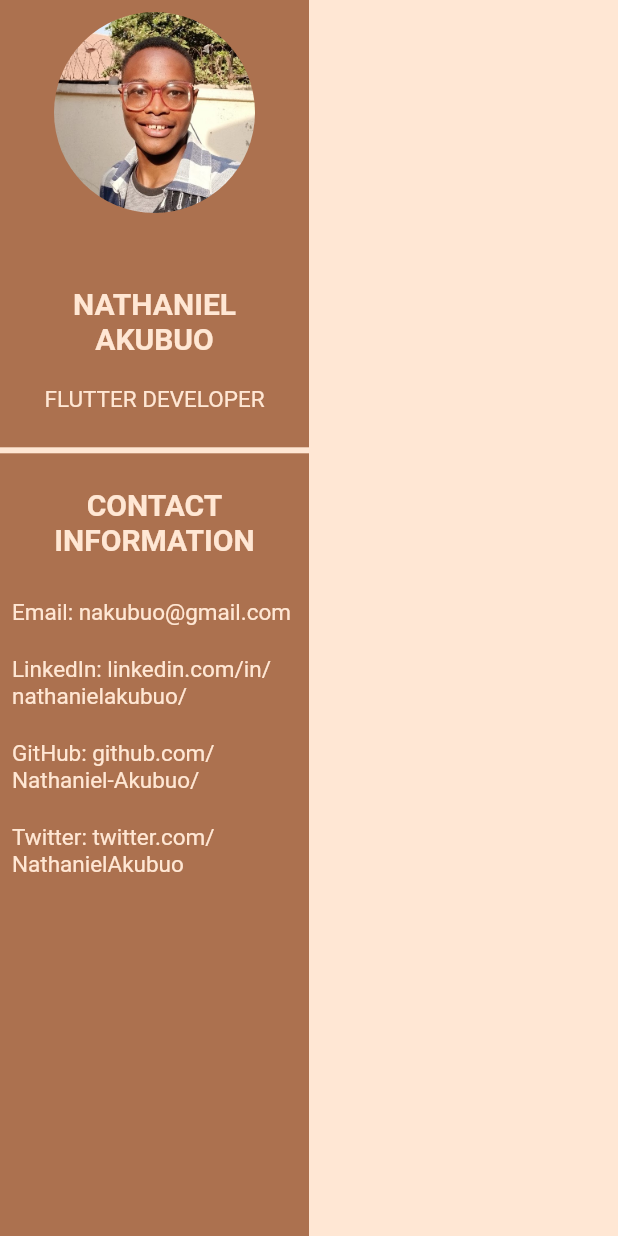
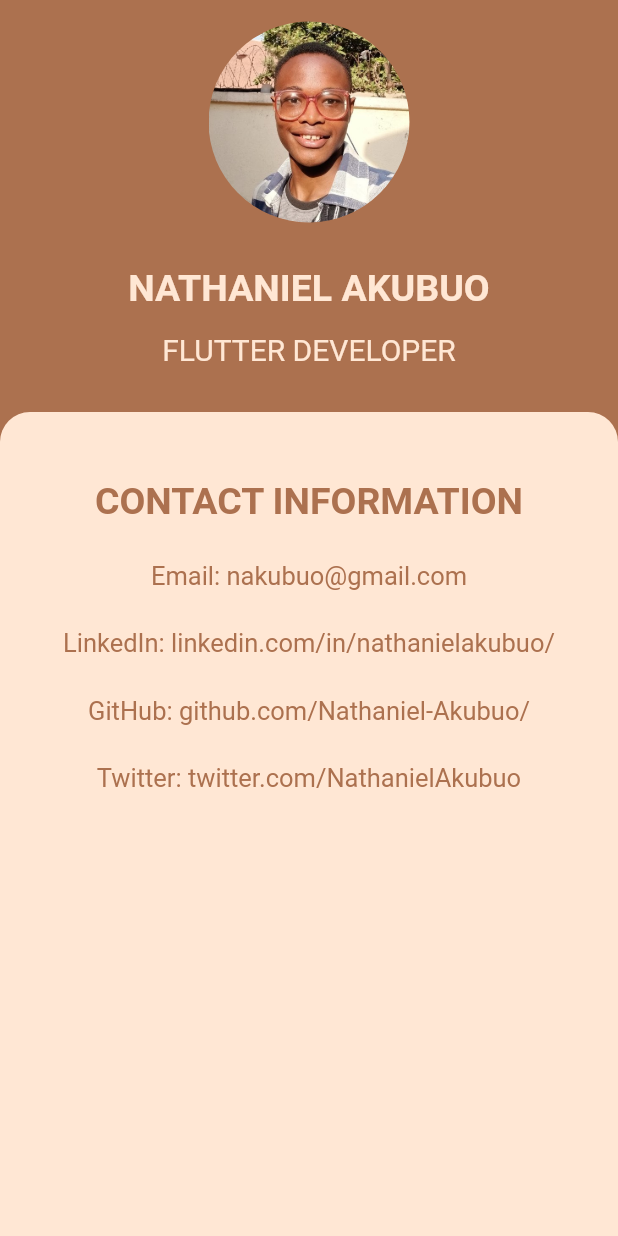
Before and after one commit to Nathaniel-Akubuo/portfolio_app, a Flutter app: the screen it shows after launch, on a phone screen of 412 x 824 dp. Run offline on Flutter 3.47's test engine with Material 2 defaults, Android fonts, the phone set to English and light mode, and no system bars.

Commit message:
UI changes

```diff
--- a/lib/main.dart
+++ b/lib/main.dart
@@ -15,132 +15,109 @@ class MyApp extends StatelessWidget {
 }
 
 class HomeScreen extends StatelessWidget {
-  final darkBrown = Color(0xffAC714F);
-  final lightBrown = Color(0xffFFE7D4);
+  final kDarkBrown = Color(0xffAC714F);
+  final kLightBrown = Color(0xffFFE7D4);
 
   @override
   Widget build(BuildContext context) {
-    final mediaQuery = MediaQuery.of(context).size;
+    final contactInfoTextStyle = TextStyle(color: kDarkBrown, fontSize: 17);
     return SafeArea(
       child: Scaffold(
-        body: Row(
+        backgroundColor: kDarkBrown,
+        body: Column(
           children: [
-            Container(
-              width: mediaQuery.width * 0.5,
-              color: darkBrown,
+            Expanded(
+              child: Container(
+                width: double.infinity,
+                color: kDarkBrown,
                 child: Column(
+                  mainAxisAlignment: MainAxisAlignment.end,
                   crossAxisAlignment: CrossAxisAlignment.center,
                   children: [
-                  SizedBox(
-                    height: 150,
+                    Expanded(
                       child: Container(
                         height: 150,
                         width: 150,
                         child: Padding(
                           padding: const EdgeInsets.all(8.0),
                           child: CircleAvatar(
-                          backgroundColor: darkBrown,
+                            backgroundColor: kDarkBrown,
                             backgroundImage: AssetImage('images/me.jpg'),
                           ),
                         ),
                       ),
                     ),
-                  SizedBox(height: mediaQuery.height * 0.05),
-                  Column(
-                    children: [
+                    SizedBox(height: 15),
                     Text(
-                        'NATHANIEL',
+                      'NATHANIEL AKUBUO',
                       style: TextStyle(
-                            fontSize: 20,
+                          fontSize: 25,
                           fontWeight: FontWeight.bold,
-                            color: lightBrown),
+                          color: kLightBrown),
                     ),
-                      Text(
-                        'AKUBUO',
-                        style: TextStyle(
-                            fontSize: 20,
-                            fontWeight: FontWeight.bold,
-                            color: lightBrown),
-                      ),
-                      SizedBox(
-                        height: 20,
-                      ),
+                    SizedBox(height: 15),
                     Text(
                       'FLUTTER DEVELOPER',
                       style: TextStyle(
-                          fontSize: 15,
-                          color: lightBrown,
+                        fontSize: 20,
+                        color: kLightBrown,
                       ),
                     ),
+                    SizedBox(height: 30)
                   ],
                 ),
-                  SizedBox(
-                    height: 50,
-                    child: Divider(
-                      thickness: 4,
-                      color: Color(0xffFFE7D4),
               ),
             ),
+            Expanded(
+              flex: 2,
+              child: Container(
+                decoration: BoxDecoration(
+                  color: kLightBrown,
+                  borderRadius: BorderRadius.only(
+                    topLeft: Radius.circular(20),
+                    topRight: Radius.circular(20),
+                  ),
+                ),
+                width: double.infinity,
+                child: Padding(
+                  padding: EdgeInsets.all(15),
+                  child: Column(
+                    crossAxisAlignment: CrossAxisAlignment.center,
+                    children: [
                       Column(
+                        crossAxisAlignment: CrossAxisAlignment.center,
+                        children: [
+                          SizedBox(height: 30),
+                          Row(
+                            mainAxisAlignment: MainAxisAlignment.center,
                             children: [
                               Text(
-                        'CONTACT',
+                                'CONTACT INFORMATION',
                                 style: TextStyle(
-                            fontSize: 20,
-                            color: lightBrown,
-                            fontWeight: FontWeight.bold),
-                      ),
-                      Text(
-                        'INFORMATION',
-                        style: TextStyle(
-                            fontSize: 20,
-                            color: lightBrown,
+                                    fontSize: 25,
+                                    color: kDarkBrown,
                                     fontWeight: FontWeight.bold),
                               ),
                             ],
                           ),
-                  Padding(
-                    padding: const EdgeInsets.all(8.0),
-                    child: Column(
-                      crossAxisAlignment: CrossAxisAlignment.start,
-                      children: [
-                        SizedBox(
-                          height: 20,
-                        ),
-                        Text(
-                          'Email: nakubuo@gmail.com',
-                          style: TextStyle(color: lightBrown, fontSize: 15),
-                        ),
-                        SizedBox(
-                          height: 20,
-                        ),
-                        Text(
-                          'LinkedIn: linkedin.com/in/nathanielakubuo/',
-                          style: TextStyle(color: lightBrown, fontSize: 15),
-                        ),
-                        SizedBox(
-                          height: 20,
-                        ),
-                        Text(
-                          'GitHub: github.com/Nathaniel-Akubuo/',
-                          style: TextStyle(color: lightBrown, fontSize: 15),
-                        ),
-                        SizedBox(
-                          height: 20,
-                        ),
-                        Text(
-                          'Twitter: twitter.com/NathanielAkubuo',
-                          style: TextStyle(color: lightBrown, fontSize: 15),
-                        ),
+                          SizedBox(height: 25),
+                          Text('Email: nakubuo@gmail.com',
+                              style: contactInfoTextStyle),
+                          SizedBox(height: 25),
+                          Text('LinkedIn: linkedin.com/in/nathanielakubuo/',
+                              style: contactInfoTextStyle),
+                          SizedBox(height: 25),
+                          Text('GitHub: github.com/Nathaniel-Akubuo/',
+                              style: contactInfoTextStyle),
+                          SizedBox(height: 25),
+                          Text('Twitter: twitter.com/NathanielAkubuo',
+                              style: contactInfoTextStyle),
                         ],
-                    ),
                       )
                     ],
                   ),
                 ),
-            Container(
-              width: mediaQuery.width * 0.5,
-              color: lightBrown,
+              ),
             )
           ],
         ),
```
Lines whose indentation alone changed are shown as unchanged.
